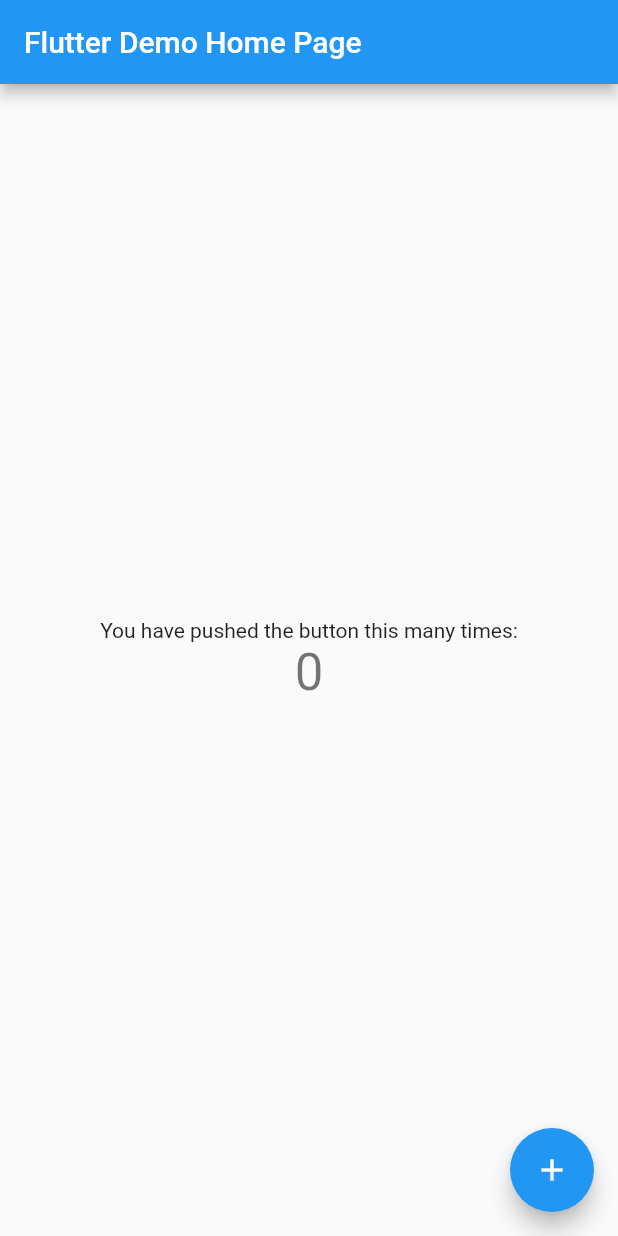
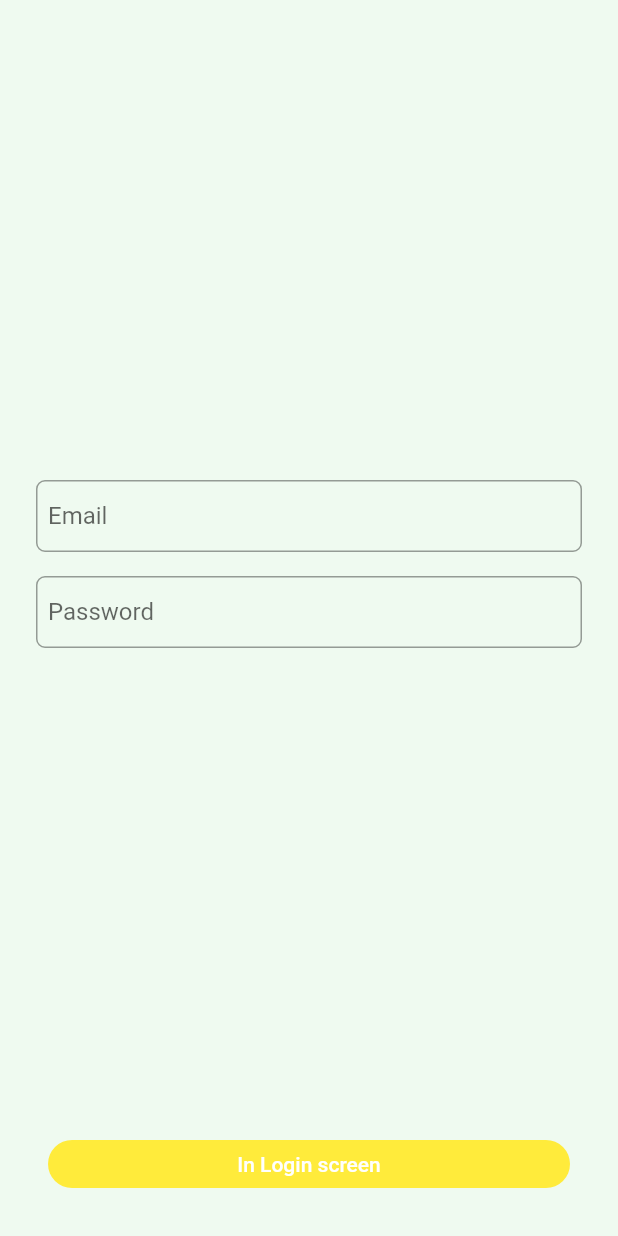
Before and after one commit to nedalex99/travel_app, a Flutter app: the screen it shows after launch, on a phone screen of 412 x 824 dp. Run offline on Flutter 3.47's test engine with Material 2 defaults, Android fonts, the phone set to English and light mode, and no system bars; our stand-ins replace get.

Commit message:
Created the input fields and custom button login

```diff
--- a/lib/main.dart
+++ b/lib/main.dart
@@ -1,4 +1,7 @@
 import 'package:flutter/material.dart';
+import 'package:get/get.dart';
+import 'package:travel_app/ui/login/login_screen.dart';
+import 'package:travel_app/utils/constants/bindings.dart';
 
 void main() {
   runApp(const MyApp());
@@ -10,106 +13,10 @@ class MyApp extends StatelessWidget {
   // This widget is the root of your application.
   @override
   Widget build(BuildContext context) {
-    return MaterialApp(
-      title: 'Flutter Demo',
-      theme: ThemeData(
-        // This is the theme of your application.
-        //
-        // Try running your application with "flutter run". You'll see the
-        // application has a blue toolbar. Then, without quitting the app, try
-        // changing the primarySwatch below to Colors.green and then invoke
-        // "hot reload" (press "r" in the console where you ran "flutter run",
-        // or simply save your changes to "hot reload" in a Flutter IDE).
-        // Notice that the counter didn't reset back to zero; the application
-        // is not restarted.
-        primarySwatch: Colors.blue,
-      ),
-      home: const MyHomePage(title: 'Flutter Demo Home Page'),
+    return GetMaterialApp(
+      debugShowCheckedModeBanner: false,
+      initialBinding: DataBindings(),
+      home: LoginScreen(),
     );
   }
 }
-
-class MyHomePage extends StatefulWidget {
-  const MyHomePage({Key? key, required this.title}) : super(key: key);
-
-  // This widget is the home page of your application. It is stateful, meaning
-  // that it has a State object (defined below) that contains fields that affect
-  // how it looks.
-
-  // This class is the configuration for the state. It holds the values (in this
-  // case the title) provided by the parent (in this case the App widget) and
-  // used by the build method of the State. Fields in a Widget subclass are
-  // always marked "final".
-
-  final String title;
-
-  @override
-  State<MyHomePage> createState() => _MyHomePageState();
-}
-
-class _MyHomePageState extends State<MyHomePage> {
-  int _counter = 0;
-
-  void _incrementCounter() {
-    setState(() {
-      // This call to setState tells the Flutter framework that something has
-      // changed in this State, which causes it to rerun the build method below
-      // so that the display can reflect the updated values. If we changed
-      // _counter without calling setState(), then the build method would not be
-      // called again, and so nothing would appear to happen.
-      _counter++;
-    });
-  }
-
-  @override
-  Widget build(BuildContext context) {
-    // This method is rerun every time setState is called, for instance as done
-    // by the _incrementCounter method above.
-    //
-    // The Flutter framework has been optimized to make rerunning build methods
-    // fast, so that you can just rebuild anything that needs updating rather
-    // than having to individually change instances of widgets.
-    return Scaffold(
-      appBar: AppBar(
-        // Here we take the value from the MyHomePage object that was created by
-        // the App.build method, and use it to set our appbar title.
-        title: Text(widget.title),
-      ),
-      body: Center(
-        // Center is a layout widget. It takes a single child and positions it
-        // in the middle of the parent.
-        child: Column(
-          // Column is also a layout widget. It takes a list of children and
-          // arranges them vertically. By default, it sizes itself to fit its
-          // children horizontally, and tries to be as tall as its parent.
-          //
-          // Invoke "debug painting" (press "p" in the console, choose the
-          // "Toggle Debug Paint" action from the Flutter Inspector in Android
-          // Studio, or the "Toggle Debug Paint" command in Visual Studio Code)
-          // to see the wireframe for each widget.
-          //
-          // Column has various properties to control how it sizes itself and
-          // how it positions its children. Here we use mainAxisAlignment to
-          // center the children vertically; the main axis here is the vertical
-          // axis because Columns are vertical (the cross axis would be
-          // horizontal).
-          mainAxisAlignment: MainAxisAlignment.center,
-          children: <Widget>[
-            const Text(
-              'You have pushed the button this many times:',
-            ),
-            Text(
-              '$_counter',
-              style: Theme.of(context).textTheme.headline4,
-            ),
-          ],
-        ),
-      ),
-      floatingActionButton: FloatingActionButton(
-        onPressed: _incrementCounter,
-        tooltip: 'Increment',
-        child: const Icon(Icons.add),
-      ), // This trailing comma makes auto-formatting nicer for build methods.
-    );
-  }
-}
--- /dev/null
+++ b/lib/ui/login/login_controller.dart
@@ -0,0 +1,30 @@
+import 'package:flutter/cupertino.dart';
+import 'package:get/get.dart';
+import 'package:travel_app/utils/constants/validator.dart';
+
+class LoginController extends GetxController {
+  String loginText = "In Login screen";
+  final GlobalKey<FormState> formKey = GlobalKey<FormState>();
+  final TextEditingController emailTextController = TextEditingController();
+  final TextEditingController passwordTextController = TextEditingController();
+
+  RxBool isButtonEnabled = false.obs;
+
+  void onEmailInputChanged(String value) {
+    isButtonEnabled.value = isValidName(emailTextController.text) == null &&
+        isValidName(passwordTextController.text) == null;
+  }
+
+  void onPasswordInputChanged(String value) {
+    isButtonEnabled.value = isValidName(emailTextController.text) == null &&
+        isValidName(passwordTextController.text) == null;
+  }
+
+  void printText() {
+    if (!formKey.currentState!.validate()) {
+      isButtonEnabled.value = false;
+    } else {
+      isButtonEnabled.value = true;
+    }
+  }
+}
--- /dev/null
+++ b/lib/ui/login/login_screen.dart
@@ -0,0 +1,96 @@
+import 'package:flutter/material.dart';
+import 'package:get/get.dart';
+import 'package:travel_app/ui/login/login_controller.dart';
+import 'package:travel_app/ui/widgets/buttons/custom_button.dart';
+import 'package:travel_app/ui/widgets/input_fields/input_field.dart';
+import 'package:travel_app/utils/constants/validator.dart';
+
+class LoginScreen extends GetView<LoginController> {
+  const LoginScreen({Key? key}) : super(key: key);
+
+  @override
+  Widget build(BuildContext context) {
+    return Scaffold(
+      backgroundColor: const Color(0xFFEFFAF0),
+      body: Form(
+        key: controller.formKey,
+        child: Column(
+          children: [
+            Expanded(
+              child: Row(
+                mainAxisAlignment: MainAxisAlignment.center,
+                crossAxisAlignment: CrossAxisAlignment.center,
+                children: [
+                  Expanded(
+                    child: Center(
+                      child: Column(
+                        mainAxisAlignment: MainAxisAlignment.center,
+                        children: [
+                          Padding(
+                            padding:
+                                const EdgeInsets.symmetric(horizontal: 24.0),
+                            child: InputField(
+                              textCapitalization: TextCapitalization.sentences,
+                              textEditingController:
+                                  controller.emailTextController,
+                              textInputAction: TextInputAction.next,
+                              labelText: 'Email',
+                              onInputFieldChanged:
+                                  controller.onEmailInputChanged,
+                              validator: isValidName,
+                            ),
+                          ),
+                          const SizedBox(
+                            height: 16,
+                          ),
+                          Padding(
+                            padding:
+                                const EdgeInsets.symmetric(horizontal: 24.0),
+                            child: InputField(
+                              textCapitalization: TextCapitalization.sentences,
+                              textEditingController:
+                                  controller.passwordTextController,
+                              textInputAction: TextInputAction.done,
+                              validator: isValidName,
+                              onInputFieldChanged:
+                                  controller.onPasswordInputChanged,
+                              labelText: 'Password',
+                            ),
+                          ),
+                        ],
+                      ),
+                    ),
+                  ),
+                ],
+              ),
+            ),
+            Row(
+              mainAxisAlignment: MainAxisAlignment.center,
+              crossAxisAlignment: CrossAxisAlignment.center,
+              children: [
+                Expanded(
+                  child: Padding(
+                    padding: const EdgeInsets.only(
+                      bottom: 24.0,
+                    ),
+                    child: Obx(
+                      () => CustomButton(
+                        onTap: controller.isButtonEnabled.value
+                            ? controller.printText
+                            : null,
+                        text: controller.loginText,
+                        backgroundColor: controller.isButtonEnabled.value
+                            ? Colors.blue
+                            : Colors.yellow,
+                      ),
+                    ),
+                  ),
+                ),
+              ],
+            ),
+          ],
+        ),
+      ),
+    );
+  }
+}
--- /dev/null
+++ b/lib/ui/widgets/buttons/custom_button.dart
@@ -0,0 +1,50 @@
+import 'package:flutter/material.dart';
+
+class CustomButton extends StatelessWidget {
+  final Function? onTap;
+  final String text;
+  final Color backgroundColor;
+
+  const CustomButton({
+    Key? key,
+    required this.onTap,
+    required this.text,
+    required this.backgroundColor,
+  }) : super(key: key);
+
+  @override
+  Widget build(BuildContext context) {
+    return Padding(
+      padding: const EdgeInsets.symmetric(horizontal: 24.0),
+      child: TextButton(
+        onPressed: onTap as void Function()?,
+        child: Row(
+          children: [
+            Expanded(
+              child: Container(
+                padding: const EdgeInsets.all(
+                  8,
+                ),
+                decoration: BoxDecoration(
+                  color: backgroundColor,
+                  borderRadius: const BorderRadius.all(
+                    Radius.circular(
+                      100,
+                    ),
+                  ),
+                ),
+                child: Text(
+                  text,
+                  textAlign: TextAlign.center,
+                  style: const TextStyle(
+                    color: Colors.white,
+                  ),
+                ),
+              ),
+            ),
+          ],
+        ),
+      ),
+    );
+  }
+}
--- /dev/null
+++ b/lib/ui/widgets/input_fields/input_field.dart
@@ -0,0 +1,73 @@
+import 'package:flutter/material.dart';
+import 'package:travel_app/utils/constants/colors.dart';
+import 'package:travel_app/utils/constants/typedefs.dart';
+
+class InputField extends StatelessWidget {
+  final TextEditingController textEditingController;
+  final TextCapitalization textCapitalization;
+  final TextInputAction textInputAction;
+  final Validator validator;
+  final String labelText;
+  final OnInputFieldChanged onInputFieldChanged;
+
+  const InputField({
+    Key? key,
+    required this.textEditingController,
+    required this.textCapitalization,
+    required this.textInputAction,
+    required this.validator,
+    required this.labelText,
+    required this.onInputFieldChanged,
+  }) : super(key: key);
+
+  @override
+  Widget build(BuildContext context) {
+    return TextFormField(
+      controller: textEditingController,
+      autocorrect: false,
+      textCapitalization: textCapitalization,
+      autovalidateMode: AutovalidateMode.onUserInteraction,
+      textInputAction: textInputAction,
+      onChanged: onInputFieldChanged,
+      validator: validator,
+      decoration: InputDecoration(
+        contentPadding: const EdgeInsets.all(
+          8,
+        ),
+        border: const OutlineInputBorder(
+          borderRadius: BorderRadius.all(
+            Radius.circular(
+              6,
+            ),
+          ),
+        ),
+        errorBorder: const OutlineInputBorder(
+          borderSide: BorderSide(
+            width: 1,
+            color: kRedErrorField,
+          ),
+          borderRadius: BorderRadius.all(
+            Radius.circular(
+              6,
+            ),
+          ),
+        ),
+        focusedErrorBorder: const OutlineInputBorder(
+          borderSide: BorderSide(
+            width: 1,
+            color: kRedErrorField,
+          ),
+          borderRadius: BorderRadius.all(
+            Radius.circular(
+              6,
+            ),
+          ),
+        ),
+        errorStyle: const TextStyle(
+          color: kRedErrorField,
+        ),
+        labelText: labelText,
+      ),
+    );
+  }
+}
--- /dev/null
+++ b/lib/utils/constants/bindings.dart
@@ -0,0 +1,9 @@
+import 'package:get/get.dart';
+import 'package:travel_app/ui/login/login_controller.dart';
+
+class DataBindings extends Bindings {
+  @override
+  void dependencies() {
+    Get.lazyPut(() => LoginController());
+  }
+}
--- /dev/null
+++ b/lib/utils/constants/colors.dart
@@ -0,0 +1,3 @@
+import 'package:flutter/material.dart';
+
+const kRedErrorField = Color(0xFF8f220b);
--- /dev/null
+++ b/lib/utils/constants/typedefs.dart
@@ -0,0 +1,3 @@
+typedef OnEditingCompleted = Function(String value);
+typedef Validator = String? Function(String? value);
+typedef OnInputFieldChanged = Function(String value);
--- /dev/null
+++ b/lib/utils/constants/validator.dart
@@ -0,0 +1,13 @@
+String? isValidName(String? value) {
+  if (value != null) {
+    if (value.isEmpty) {
+      return "Name cannot be empty";
+    } else if (value.length < 3) {
+      return "Name should be higher then 3";
+    } else {
+      return null;
+    }
+  } else {
+    return null;
+  }
+}
--- /dev/null
+++ b/lib/utils/network/authentication.dart
@@ -0,0 +1,5 @@
+import 'package:get/get.dart';
+
+class Authentication extends GetConnect{
+
+}
--- a/pubspec.yaml
+++ b/pubspec.yaml
@@ -34,6 +34,7 @@ dependencies:
   # The following adds the Cupertino Icons font to your application.
   # Use with the CupertinoIcons class for iOS style icons.
   cupertino_icons: ^1.0.2
+  get: ^4.6.1
 
 dev_dependencies:
   flutter_test:
```
Also changed, not shown: lib/utils/constants/strings.dart (added), lib/utils/constants/styles.dart (added), lib/utils/constants/values.dart (added), pubspec.lock, 3 other files.
